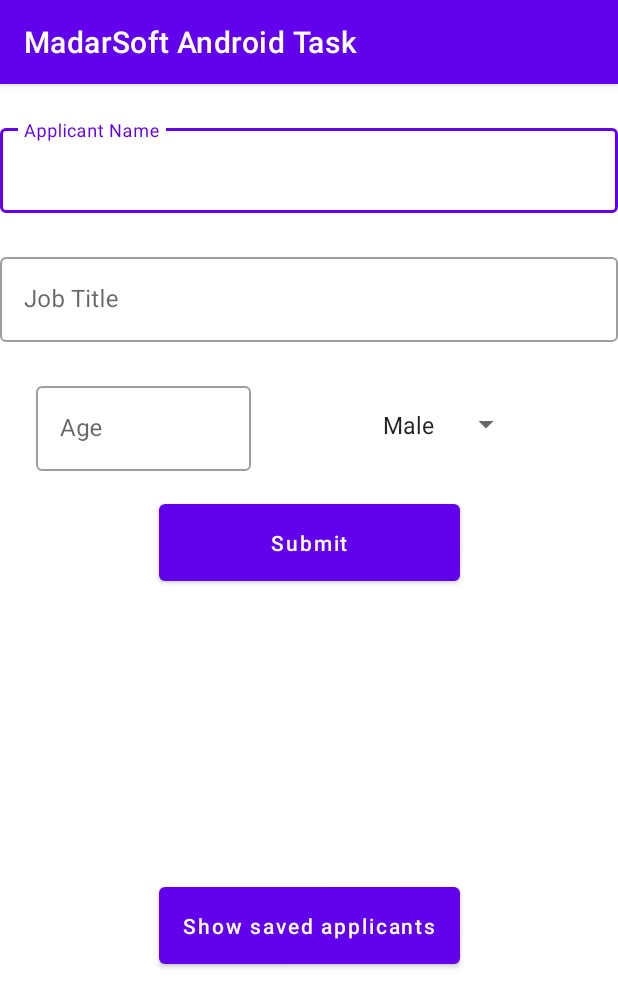
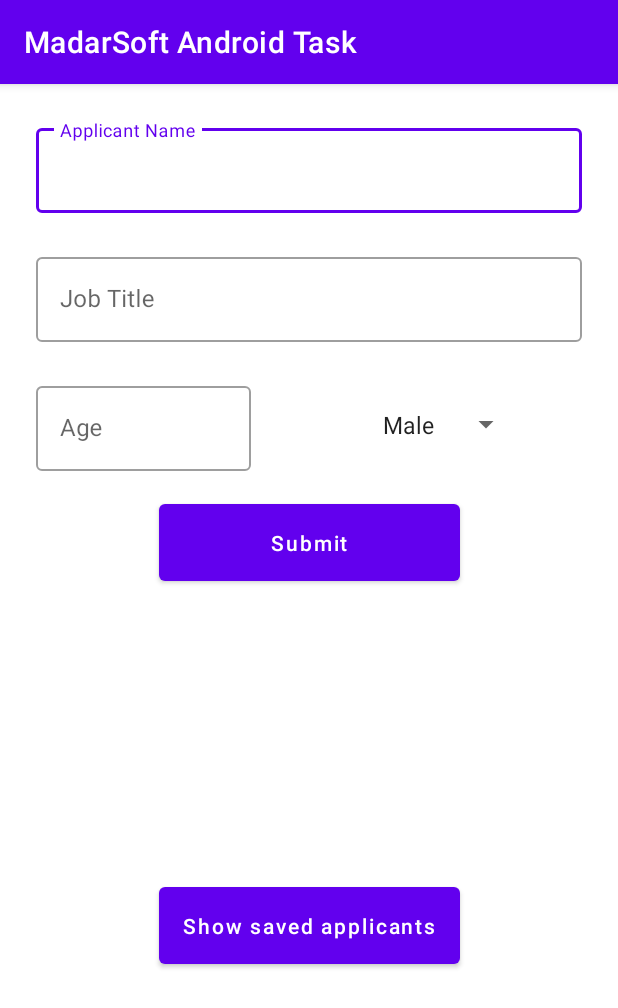
Before and after one commit to AbdallahElZoka/Madar-Soft-Android-Task, an Android app: the screen it shows after launch (AddApplicantDataActivity), on a phone screen of 412 x 824 dp. Shown: the top 1008 px of the screen. Run offline under Robolectric (Android 15) with nearby library versions, the phone set to English and light mode, and no system bars; our stand-ins replace Dagger/Hilt's generated code, Room's generated code, data binding.

Commit message:
Fifth Development Commit Attached Recycler View with it's Adapter and layout Manager Fixed Gradle Dagger Hilt Bug , it was because of Kotlin update 1.5.20

```diff
--- a/app/src/main/java/com/dev_abdallah_el_zoka/madarsoftandroidtask/MyApplication.kt
+++ b/app/src/main/java/com/dev_abdallah_el_zoka/madarsoftandroidtask/MyApplication.kt
@@ -1,10 +1,7 @@
 package com.dev_abdallah_el_zoka.madarsoftandroidtask
 
 import android.app.Application
-import androidx.multidex.MultiDexApplication
 import dagger.hilt.android.HiltAndroidApp
 
 @HiltAndroidApp
-class MyApplication : Application() {
-
-}
+class MyApplication : Application()
--- a/app/src/main/java/com/dev_abdallah_el_zoka/madarsoftandroidtask/view/AddApplicantDataActivity.kt
+++ b/app/src/main/java/com/dev_abdallah_el_zoka/madarsoftandroidtask/view/AddApplicantDataActivity.kt
@@ -38,6 +38,8 @@ class AddApplicantDataActivity : AppCompatActivity(), Navigator {
                 gender = if (activityAddApplicantDataBinding.genderSpinner.selectedItemPosition == 0) "Male" else "Female"
             )
         }
+        addApplicantDataViewModel.navigator = this
+        activityAddApplicantDataBinding.viewModel = addApplicantDataViewModel
 
         lifecycleScope.launch {
             addApplicantDataViewModel.applicantsState.collect {
@@ -61,6 +63,9 @@ class AddApplicantDataActivity : AppCompatActivity(), Navigator {
                         ).show()
                     }
                     is SaveApplicantsState.Done -> {
+                        activityAddApplicantDataBinding.submitButton.text =
+                            getString(R.string.submit)
+                        activityAddApplicantDataBinding.loadingProgressBar.visibility = View.GONE
                         val alertDialogBuilder: AlertDialog.Builder =
                             AlertDialog.Builder(this@AddApplicantDataActivity)
                                 .setTitle(getString(R.string.applicant_added_successfully))
--- a/app/src/main/java/com/dev_abdallah_el_zoka/madarsoftandroidtask/view/ShowApplicantsDetailsActivity.kt
+++ b/app/src/main/java/com/dev_abdallah_el_zoka/madarsoftandroidtask/view/ShowApplicantsDetailsActivity.kt
@@ -36,6 +36,9 @@ class ShowApplicantsDetailsActivity : AppCompatActivity() {
             DataBindingUtil.setContentView(this, R.layout.activity_show_applicants_details)
         linearLayoutManager = LinearLayoutManager(this@ShowApplicantsDetailsActivity)
         applicantsAdapter = ApplicantsAdapter(null)
+        activityShowApplicantsDetailsActivity.applicantsRecyclerView.layoutManager =
+            linearLayoutManager
+        activityShowApplicantsDetailsActivity.applicantsRecyclerView.adapter = applicantsAdapter
         lifecycleScope.launch {
             showApplicantsDetailsViewModel.userIntent.send(FetchApplicantsIntent.FetchApplicants)
             showApplicantsDetailsViewModel.applicantsState.collect {
@@ -58,8 +61,6 @@ class ShowApplicantsDetailsActivity : AppCompatActivity() {
                                     getString(R.string.ok)
                                 ) { dialog, which ->
                                     dialog.dismiss()
-
-
                                 }
                         alertDialogBuilder.create().show()
 
--- a/app/src/main/res/layout/activity_add_applicant_data.xml
+++ b/app/src/main/res/layout/activity_add_applicant_data.xml
@@ -23,6 +23,7 @@
             style="@style/Widget.MaterialComponents.TextInputLayout.OutlinedBox"
             android:layout_width="match_parent"
             android:layout_height="wrap_content"
+            android:layout_marginHorizontal="24dp"
             android:layout_marginTop="24dp"
             android:hint="@string/applicant_name"
             app:endIconMode="clear_text"
@@ -43,6 +44,7 @@
             style="@style/Widget.MaterialComponents.TextInputLayout.OutlinedBox"
             android:layout_width="match_parent"
             android:layout_height="wrap_content"
+            android:layout_marginHorizontal="24dp"
             android:layout_marginTop="24dp"
             android:hint="@string/job_title"
             app:endIconMode="clear_text"
```
Also changed, not shown: app/build.gradle (+8 -2 lines), app/src/main/res/layout/applicant_item_ui.xml (+7 -2 lines).
